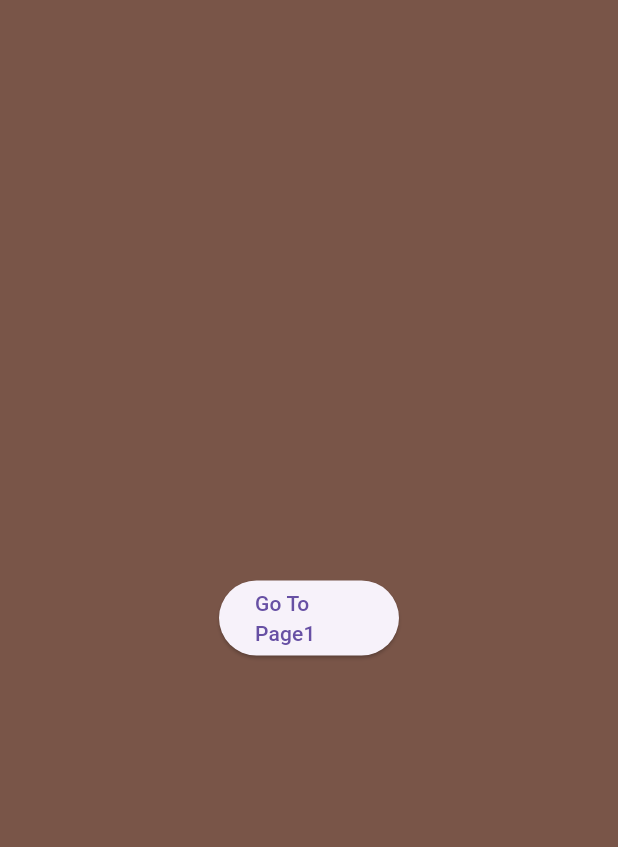
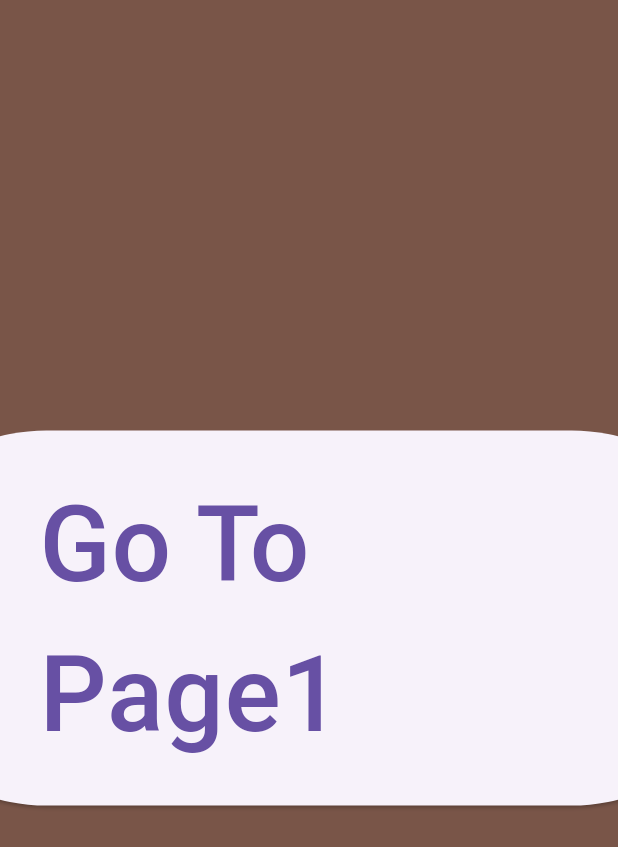
Before and after one commit to ThanaaAdel/animations, a Flutter app: the screen it shows after launch, after a tap on "Go To Page2", on a phone screen of 412 x 824 dp. Shown: the top 847 px of the screen. Run offline on Flutter 3.47's test engine with Material 3 defaults, Android fonts, the phone set to English and light mode, and no system bars.

Commit message:
scale transmation

```diff
--- a/lib/animation/slide_right.dart
+++ b/lib/animation/slide_right.dart
@@ -6,11 +6,11 @@ class SlideRight extends PageRouteBuilder {
       : super(
     pageBuilder: (context, animation, animationtwo) => page,
     transitionsBuilder: (context, animation, animationtwo, child) {
-      var begin = const Offset(0.0, 1.0);
-      var end = const Offset(0.0, 0.0);
+      var begin = 0.0;
+      var end = 5.0;
       var tween = Tween(begin: begin, end: end);
       var curveAnimations = CurvedAnimation(parent: animation, curve: Curves.easeInCirc);
-      return SlideTransition(position: tween.animate(curveAnimations), child: child);
+      return ScaleTransition(scale: tween.animate(curveAnimations), child: child);
     },
   );
 }
```
